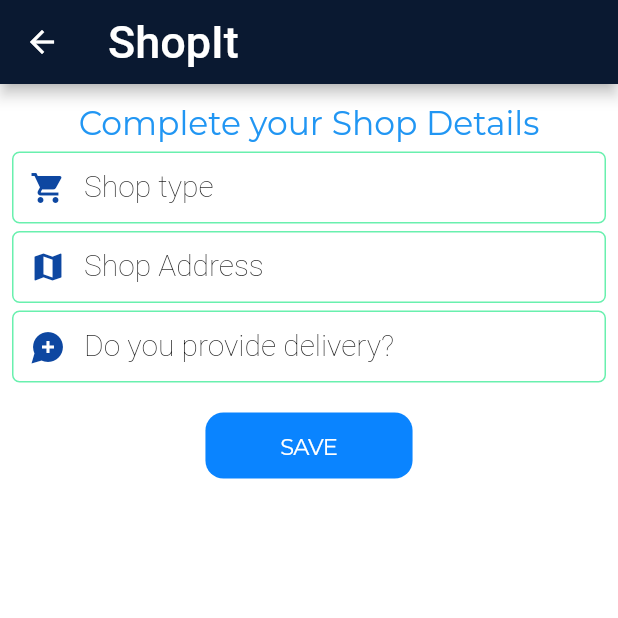
After one commit to Soham041201/ShopIt, a Flutter app: the ShopDetails screen opened directly, on a phone screen of 412 x 824 dp, the top half of it. The commit adds this screen. Run offline on Flutter 3.47's test engine with Material 2 defaults, Android fonts, the phone set to English and light mode, and no system bars; our stand-ins replace cloud_firestore, firebase_auth, firebase_core, flutter_spinkit, google_fonts, google_sign_in; missing offline and left inert: cloud_firestore_web, firebase_auth_web, firebase_core_web, google_sign_in_web; accounts and stored records are empty.

Commit message:
seller page modified

```diff
--- a/lib/Seller-Chinmayee/SellerHome.dart
+++ b/lib/Seller-Chinmayee/SellerHome.dart
@@ -7,7 +7,6 @@ import 'package:flutter/cupertino.dart';
 import 'package:flutter/material.dart';
 import 'package:google_fonts/google_fonts.dart';
 import 'package:google_sign_in/google_sign_in.dart';
-import 'package:shop_it/Seller-Chinmayee/register.dart';
 import 'package:shop_it/Seller-Chinmayee/seller_home_page_body.dart';
 import 'package:shop_it/Style/text_field_decoration.dart';
 import 'package:shop_it/User-Saurav/login.dart';
--- a/lib/Seller-Chinmayee/seller_home_page_body.dart
+++ b/lib/Seller-Chinmayee/seller_home_page_body.dart
@@ -1,5 +1,6 @@
 import 'package:flutter/cupertino.dart';
 import 'package:flutter/material.dart';
+import 'package:shop_it/Seller-Chinmayee/shop_details.dart';
 import 'package:shop_it/Style/text_field_decoration.dart';
 import 'package:shop_it/User-Saurav/login.dart';
 
@@ -39,7 +40,12 @@ class _SellerHomePageBodyState extends State<SellerHomePageBody> {
                   padding: EdgeInsets.all(5.0),
                   color: Colors.yellow,
                   disabledColor: CupertinoColors.systemYellow,
-                  onPressed: () {},
+                  onPressed: () {
+                    Navigator.push(
+                      context,
+                      MaterialPageRoute(builder: (context) => ShopDetails()),
+                    );
+                  },
                   child: bodyTextstyle(
                     'Complete your details now',
                     Colors.blue,
--- /dev/null
+++ b/lib/Seller-Chinmayee/shop_details.dart
@@ -0,0 +1,197 @@
+import 'package:cloud_firestore/cloud_firestore.dart';
+import 'package:flutter/cupertino.dart';
+import 'package:flutter/material.dart';
+import 'package:shop_it/Seller-Chinmayee/seller_home_page_body.dart';
+import 'package:shop_it/Style/text_field_decoration.dart';
+import 'package:shop_it/User-Saurav/login.dart';
+
+class ShopDetails extends StatefulWidget {
+  const ShopDetails({Key? key}) : super(key: key);
+
+  @override
+  _ShopDetailsState createState() => _ShopDetailsState();
+}
+
+class _ShopDetailsState extends State<ShopDetails> {
+  final _fromKey = GlobalKey<FormState>();
+  final _firestore = FirebaseFirestore.instance;
+  String shopName = '';
+  String shopAddress = '';
+  String delivery = '';
+  @override
+  Widget build(BuildContext context) {
+    return Scaffold(
+      appBar: AppBar(
+        backgroundColor: HexColor('0a1931'),
+        actions: [],
+        title: Row(
+          mainAxisAlignment: MainAxisAlignment.spaceBetween,
+          children: [
+            Center(child: titleTextstyle('ShopIt')),
+          ],
+        ),
+      ),
+      backgroundColor: Colors.white,
+      body: SingleChildScrollView(
+          child: Center(
+        child: Padding(
+          padding: const EdgeInsets.all(8.0),
+          child: Form(
+            key: _fromKey,
+            child: Column(
+              children: [
+                SizedBox(height: 5),
+                bodyTextstyle('Complete your Shop Details', Colors.blue, 22),
+                SizedBox(height: 5),
+                TextFormField(
+                  textAlign: TextAlign.center,
+                  style: TextStyle(
+                      fontSize: 20.0,
+                      fontWeight: FontWeight.w300,
+                      color: Colors.white),
+                  validator: (val) => val!.isEmpty ? 'Enter your Name' : null,
+                  onChanged: (val) {
+                    // setState(() => firstName = val);
+                  },
+                  decoration: InputDecoration(
+                    prefixIcon: Icon(
+                      Icons.shopping_cart,
+                      color: Colors.blue.shade900,
+                    ),
+                    fillColor: Colors.white,
+                    counterStyle: TextStyle(
+                        color: Colors.black, fontWeight: FontWeight.w200),
+                    labelText: 'Shop type',
+                    labelStyle: TextStyle(
+                        color: Colors.black, fontWeight: FontWeight.w200),
+                    contentPadding:
+                        EdgeInsets.symmetric(vertical: 10.0, horizontal: 30.0),
+                    border: OutlineInputBorder(
+                      borderRadius: BorderRadius.all(Radius.circular(5.0)),
+                    ),
+                    enabledBorder: OutlineInputBorder(
+                      borderSide:
+                          BorderSide(color: Colors.greenAccent, width: 1.0),
+                      borderRadius: BorderRadius.all(Radius.circular(5.0)),
+                    ),
+                    focusedBorder: OutlineInputBorder(
+                      borderSide: BorderSide(color: Colors.purple, width: 2.0),
+                      borderRadius: BorderRadius.all(Radius.circular(7.0)),
+                    ),
+                  ),
+                ),
+                SizedBox(height: 5),
+                TextFormField(
+                  textAlign: TextAlign.center,
+                  style: TextStyle(
+                      fontSize: 20.0,
+                      fontWeight: FontWeight.w300,
+                      color: Colors.white),
+                  validator: (val) =>
+                      val!.isEmpty ? 'Enter the name of your shop' : null,
+                  onChanged: (val) {
+                    // setState(() => firstName = val);
+                  },
+                  decoration: InputDecoration(
+                    prefixIcon: Icon(
+                      Icons.map,
+                      color: Colors.blue.shade900,
+                    ),
+                    fillColor: Colors.white,
+                    counterStyle: TextStyle(
+                        color: Colors.black, fontWeight: FontWeight.w200),
+                    labelText: 'Shop Address',
+                    labelStyle: TextStyle(
+                        color: Colors.black, fontWeight: FontWeight.w200),
+                    contentPadding:
+                        EdgeInsets.symmetric(vertical: 10.0, horizontal: 30.0),
+                    border: OutlineInputBorder(
+                      borderRadius: BorderRadius.all(Radius.circular(5.0)),
+                    ),
+                    enabledBorder: OutlineInputBorder(
+                      borderSide:
+                          BorderSide(color: Colors.greenAccent, width: 1.0),
+                      borderRadius: BorderRadius.all(Radius.circular(5.0)),
+                    ),
+                    focusedBorder: OutlineInputBorder(
+                      borderSide: BorderSide(color: Colors.purple, width: 2.0),
+                      borderRadius: BorderRadius.all(Radius.circular(7.0)),
+                    ),
+                  ),
+                ),
+                SizedBox(height: 5),
+                TextFormField(
+                  textAlign: TextAlign.center,
+                  style: TextStyle(
+                      fontSize: 20.0,
+                      fontWeight: FontWeight.w300,
+                      color: Colors.white),
+                  validator: (val) =>
+                      val!.isEmpty ? 'Enter the name of your shop' : null,
+                  onChanged: (val) {
+                    // setState(() => firstName = val);
+                  },
+                  decoration: InputDecoration(
+                    prefixIcon: Icon(
+                      Icons.maps_ugc,
+                      color: Colors.blue.shade900,
+                    ),
+                    fillColor: Colors.white,
+                    counterStyle: TextStyle(
+                        color: Colors.black, fontWeight: FontWeight.w200),
+                    labelText: 'Do you provide delivery?',
+                    labelStyle: TextStyle(
+                        color: Colors.black, fontWeight: FontWeight.w200),
+                    contentPadding:
+                        EdgeInsets.symmetric(vertical: 10.0, horizontal: 30.0),
+                    border: OutlineInputBorder(
+                      borderRadius: BorderRadius.all(Radius.circular(5.0)),
+                    ),
+                    enabledBorder: OutlineInputBorder(
+                      borderSide:
+                          BorderSide(color: Colors.greenAccent, width: 1.0),
+                      borderRadius: BorderRadius.all(Radius.circular(5.0)),
+                    ),
+                    focusedBorder: OutlineInputBorder(
+                      borderSide: BorderSide(color: Colors.purple, width: 2.0),
+                      borderRadius: BorderRadius.all(Radius.circular(7.0)),
+                    ),
+                  ),
+                ),
+                SizedBox(
+                  height: 20,
+                ),
+                CupertinoButton(
+                  padding: EdgeInsets.only(left: 50, right: 50),
+                  color: CupertinoColors.activeBlue,
+                  disabledColor: CupertinoColors.systemYellow,
+                  onPressed: () async {
+                    if (_fromKey.currentState!.validate()) {
+                      await _firestore.collection('ShopDetails').add(
+                        {
+                          'shop': shopName,
+                          'address': shopAddress,
+                          'delivery': delivery,
+                        },
+                      );
+                      Navigator.push(
+                        context,
+                        MaterialPageRoute(
+                            builder: (context) => SellerHomePageBody()),
+                      );
+                    }
+                  },
+                  child: bodyTextstyle(
+                    'SAVE',
+                    Colors.white,
+                    15,
+                  ),
+                ),
+              ],
+            ),
+          ),
+        ),
+      )),
+    );
+  }
+}
```
